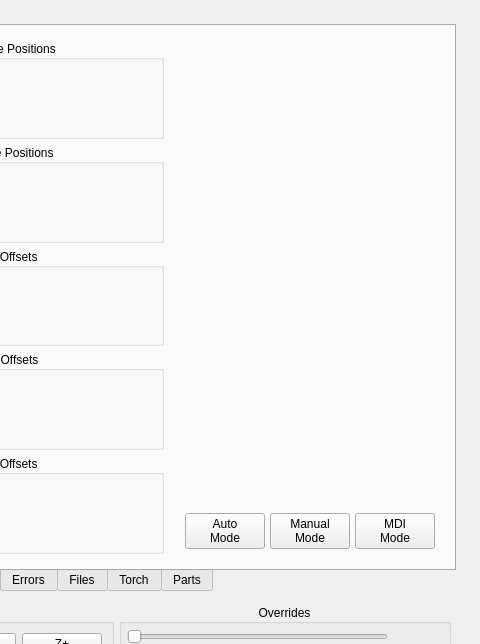
This is plasma_v2/ui/mainwindow.ui in jethornton/plasma_v2 as Qt 5 draws it before an edit; both pictures show x 846 to 1326 and y 0 to 644 of the 1326 by 811 pixel window. The edited form follows.
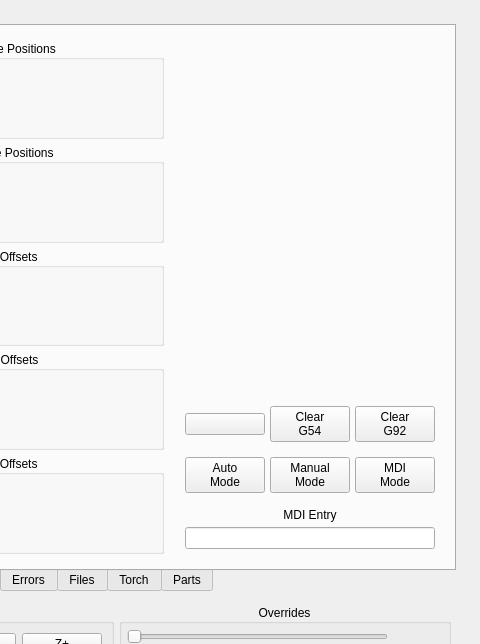
This is the edited form. Custom widgets are drawn as their Qt base class.

Commit message: add mdi entry, g92 clear, g54 clear buttons

```diff
--- a/plasma_v2/ui/mainwindow.ui
+++ b/plasma_v2/ui/mainwindow.ui
@@ -6,7 +6,7 @@
    <rect>
     <x>0</x>
     <y>0</y>
-    <width>1244</width>
+    <width>1248</width>
     <height>811</height>
    </rect>
   </property>
@@ -566,6 +566,52 @@
                       </property>
                      </spacer>
                     </item>
+                    <item>
+                     <widget class="QWidget" name="horizontalWidget" native="true">
+                      <layout class="QHBoxLayout" name="horizontalLayout_9">
+                       <property name="spacing">
+                        <number>5</number>
+                       </property>
+                       <property name="leftMargin">
+                        <number>5</number>
+                       </property>
+                       <property name="topMargin">
+                        <number>5</number>
+                       </property>
+                       <property name="rightMargin">
+                        <number>5</number>
+                       </property>
+                       <property name="bottomMargin">
+                        <number>5</number>
+                       </property>
+                       <item>
+                        <widget class="MDIButton" name="mdibutton_4"/>
+                       </item>
+                       <item>
+                        <widget class="MDIButton" name="mdibutton_3">
+                         <property name="text">
+                          <string>Clear
+G54</string>
+                         </property>
+                         <property name="MDICommand" stdset="0">
+                          <string>G10 L2 P1 X0 Y0 Z0 R0</string>
+                         </property>
+                        </widget>
+                       </item>
+                       <item>
+                        <widget class="MDIButton" name="mdibutton_5">
+                         <property name="text">
+                          <string>Clear
+G92</string>
+                         </property>
+                         <property name="MDICommand" stdset="0">
+                          <string>G92.1</string>
+                         </property>
+                        </widget>
+                       </item>
+                      </layout>
+                     </widget>
+                    </item>
                     <item>
                      <widget class="QWidget" name="horizontalWidget" native="true">
                       <layout class="QHBoxLayout" name="horizontalLayout_8">
@@ -641,6 +687,40 @@
                       </layout>
                      </widget>
                     </item>
+                    <item>
+                     <widget class="QWidget" name="horizontalWidget" native="true">
+                      <layout class="QVBoxLayout" name="verticalLayout_14">
+                       <property name="spacing">
+                        <number>5</number>
+                       </property>
+                       <property name="leftMargin">
+                        <number>5</number>
+                       </property>
+                       <property name="topMargin">
+                        <number>5</number>
+                       </property>
+                       <property name="rightMargin">
+                        <number>5</number>
+                       </property>
+                       <property name="bottomMargin">
+                        <number>5</number>
+                       </property>
+                       <item>
+                        <widget class="QLabel" name="label_11">
+                         <property name="text">
+                          <string>MDI Entry</string>
+                         </property>
+                         <property name="alignment">
+                          <set>Qt::AlignCenter</set>
+                         </property>
+                        </widget>
+                       </item>
+                       <item>
+                        <widget class="MDIEntry" name="mdientry_2"/>
+                       </item>
+                      </layout>
+                     </widget>
+                    </item>
                    </layout>
                   </widget>
                  </item>
```
Left out of the diff: 2 changed lines with no effect on the pictures.
